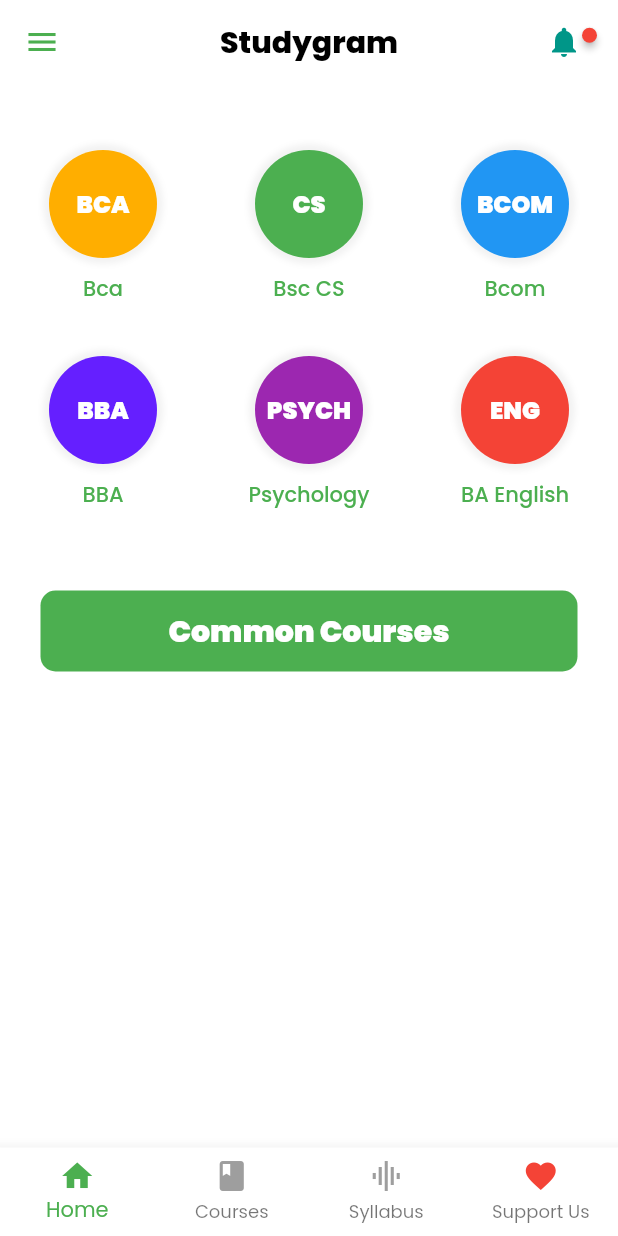
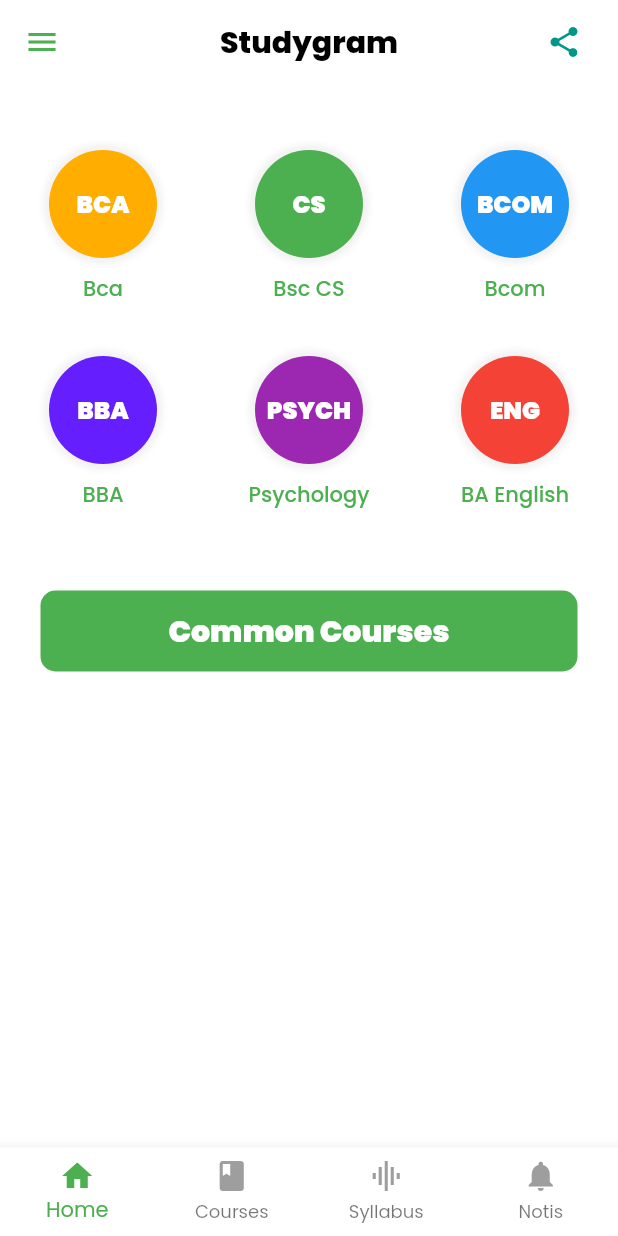
Before and after one commit to gokulhans/Cu-app, a Flutter app: the screen it shows after launch, on a phone screen of 412 x 824 dp. Run offline on Flutter 3.47's test engine with Material 2 defaults, Android fonts, the phone set to English and light mode, and no system bars; drawn by our look-alikes of badges; our stand-ins replace dio, firebase_core, firebase_messaging, flutter_local_notifications, flutter_spinkit, font_awesome_flutter and 4 more; missing offline and left inert: new_version; accounts and stored records are empty.

Commit message:
support page removed

```diff
--- a/lib/main.dart
+++ b/lib/main.dart
@@ -24,6 +24,7 @@ import 'package:firebase_core/firebase_core.dart';
 import 'package:firebase_messaging/firebase_messaging.dart';
 import 'package:flutter_local_notifications/flutter_local_notifications.dart';
 import 'package:google_fonts/google_fonts.dart';
+import 'package:share_plus/share_plus.dart';
 import 'firebase_options.dart';
 
 Future<void> _firebaseMessagingBackgroundHandler(RemoteMessage message) async {
@@ -37,13 +38,9 @@ Future<void> _firebaseMessagingBackgroundHandler(RemoteMessage message) async {
 void main() async {
   WidgetsFlutterBinding.ensureInitialized();
   AdmobHelper.initialize();
-  AdmobHelper admobHelper = new AdmobHelper();
-  Timer.periodic(Duration(seconds: 600), (timer) {
-    admobHelper.createInterad();
-  });
+  //
 
   // await getAds();
-
 
   // print(adstatus);
   // var adss = adstatus;
@@ -183,7 +180,7 @@ class MainPage extends StatefulWidget {
 
 class _MainPageState extends State<MainPage> {
   int currentIndex = 0;
-  final screens = [Home(), Courses(), Syllabus(), Supportus()];
+  final screens = [Home(), Courses(), Syllabus(), Noti()];
   AdmobHelper admobHelper = new AdmobHelper();
 
   @override
@@ -209,26 +206,22 @@ class _MainPageState extends State<MainPage> {
         ),
         actions: [
           IconButton(
-            padding: EdgeInsets.symmetric(horizontal: 24),
-            icon: Badge(
-              // ignore: prefer_const_constructors
-              child: Icon(
-                Icons.notifications,
-                color: Colors.teal,
-              ),
-              showBadge: true,
-              badgeContent: Text(""),
+            padding: const EdgeInsets.symmetric(horizontal: 24),
+            icon: const Icon(
+              Icons.share,
+              color: Colors.teal,
             ),
-            onPressed: () {
-              // admobHelper.createInterad();
-              // admobHelper.showInterad();
-              // print("test");
-              // AdmobHelper().showInterad();
-              Navigator.of(context).pushNamed('noti');
+            onPressed:
+              () async {
+                const message =
+                    "Studygram is a place for calicut university students. Previous Year Question Papers ,Studymaterials,Video Classes are Available";
+                const appurl =
+                    "https://play.google.com/store/apps/details?id=com.gbroz.studygram";
+                await Share.share("$message \n $appurl");
             },
           ),
         ],
-        iconTheme: IconThemeData(color: Colors.green),
+        iconTheme: const IconThemeData(color: Colors.green),
       ),
       body: screens[currentIndex],
       bottomNavigationBar: BottomNavigationBar(
@@ -259,10 +252,10 @@ class _MainPageState extends State<MainPage> {
                 icon: Icon(Icons.graphic_eq_outlined), label: 'Syllabus'),
             BottomNavigationBarItem(
               icon: Icon(
-                Icons.favorite,
-                color: Colors.red,
+                Icons.notifications,
+                // color: Colors.red,
               ),
-              label: 'Support Us',
+              label: 'Notis',
             ),
           ]),
     );
--- a/lib/semester.dart
+++ b/lib/semester.dart
@@ -1,3 +1,5 @@
+// ignore_for_file: prefer_const_constructors_in_immutables
+
 import 'package:flutter/material.dart';
 import 'package:flutter/services.dart';
 import 'package:note_app/sidebar.dart';
--- a/lib/sidebar.dart
+++ b/lib/sidebar.dart
@@ -75,11 +75,11 @@ class NavDrawer extends StatelessWidget {
             title: Text('Copyright'),
             onTap: () => {Navigator.of(context).pushNamed('copyright')},
           ),
-          ListTile(
-            leading: Icon(Icons.favorite,color: Colors.red,),
-            title: Text('Support Us',style: TextStyle(color: Colors.red,fontWeight: FontWeight.w900),),
-            onTap: () => {Navigator.of(context).pushNamed('support')},
-          ),
+          // ListTile(
+          //   leading: Icon(Icons.favorite,color: Colors.red,),
+          //   title: Text('Support Us',style: TextStyle(color: Colors.red,fontWeight: FontWeight.w900),),
+          //   onTap: () => {Navigator.of(context).pushNamed('support')},
+          // ),
           ListTile(
             leading: Icon(Icons.info),
             title: Text('About Us'),
--- a/lib/supportus.dart
+++ b/lib/supportus.dart
@@ -60,7 +60,7 @@ class _SupportuslistState extends State<Supportuslist> {
                       fontSize: 18),
                 ),
                 onPressed: () {
-                  admobHelper.createInterad();
+                  // admobHelper.createInterad();
                   Navigator.of(context).pushNamed('about');
                 }),
           ),
--- a/lib/updatedialog.dart
+++ b/lib/updatedialog.dart
@@ -25,6 +25,7 @@ class _UpdateDialogState extends State<UpdateDialog> {
   @override
   void dispose() {
     if(!widget.allowDismissal) {
+      // ignore: avoid_print
       print("EXIT APP");
       // SystemNavigator.pop(); this will close the app
     }
@@ -129,7 +130,7 @@ class _UpdateDialogState extends State<UpdateDialog> {
                           flex: 5,
                           child: SingleChildScrollView(
                             child: Text(
-                              widget.description,style: TextStyle(color: Colors.green),
+                              widget.description,style: const TextStyle(color: Colors.green),
                             ),
                           ),
                         ),
```
Also changed, not shown: lib/file.dart (+13 -1 lines), lib/noti.dart (+1 -9 lines).
